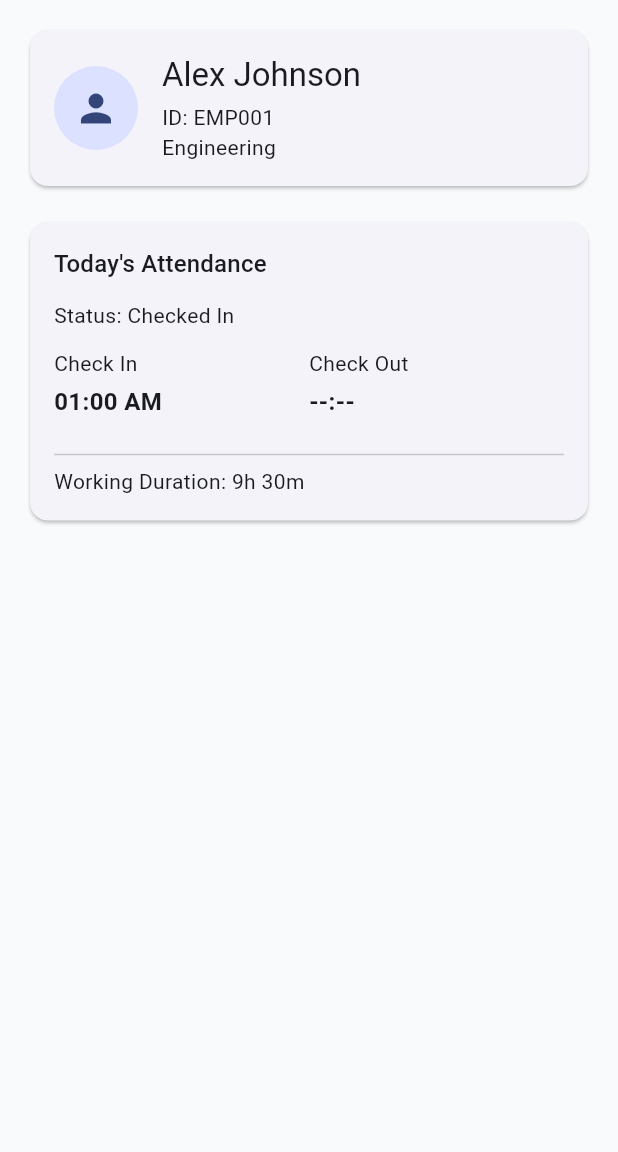
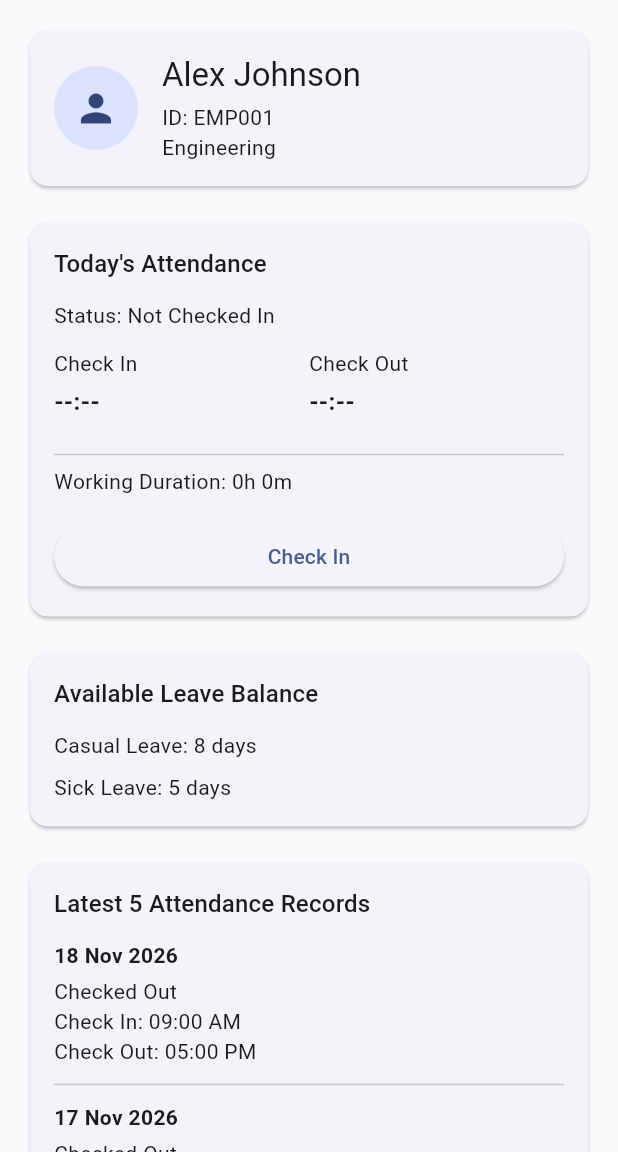
Before and after one commit to Safalks11/rebs-hrms-flutter-assignment, a Flutter app: the screen it shows after launch, on a phone screen of 412 x 824 dp, the part 84-1236 px from its top. Run offline on Flutter 3.47's test engine with Material 3 defaults, Android fonts, the phone set to English and light mode, and no system bars; our stand-ins replace get.

Commit message:
add dashboard attendance actions, leave balance, and recent records

```diff
--- /dev/null
+++ b/lib/core/helper/attendance_formatters.dart
@@ -0,0 +1,29 @@
+import 'package:intl/intl.dart';
+import 'package:rebs_hrms_assignment/features/attendance/models/attendance_model.dart';
+
+class AttendanceFormatters {
+  AttendanceFormatters._();
+
+  static String formatDate(DateTime date) =>
+      DateFormat('d MMM yyyy').format(date);
+
+  static String formatTime(DateTime? time) =>
+      time == null ? '--:--' : DateFormat('hh:mm a').format(time);
+
+  static String formatDuration(Duration duration) {
+    final hours = duration.inHours;
+    final minutes = duration.inMinutes.remainder(60);
+    return '${hours}h ${minutes}m';
+  }
+
+  static String statusText(AttendanceStatus status) {
+    switch (status) {
+      case AttendanceStatus.notCheckedIn:
+        return 'Not Checked In';
+      case AttendanceStatus.checkedIn:
+        return 'Checked In';
+      case AttendanceStatus.checkedOut:
+        return 'Checked Out';
+    }
+  }
+}
--- a/lib/features/attendance/models/attendance_model.dart
+++ b/lib/features/attendance/models/attendance_model.dart
@@ -23,11 +23,14 @@ class AttendanceModel {
     return AttendanceStatus.notCheckedIn;
   }
 
-  Duration get workingDuration {
+  Duration get workingDuration => workingDurationAt(DateTime.now());
+
+  Duration workingDurationAt(DateTime now) {
     if (checkInTime == null) {
       return Duration.zero;
     }
 
-    return (checkOutTime ?? DateTime.now()).difference(checkInTime!);
+    final duration = (checkOutTime ?? now).difference(checkInTime!);
+    return duration.isNegative ? Duration.zero : duration;
   }
 }
--- a/lib/features/dashboard/controllers/dashboard_controller.dart
+++ b/lib/features/dashboard/controllers/dashboard_controller.dart
@@ -11,7 +11,11 @@ class DashboardController extends GetxController {
     department: 'Engineering',
   );
 
+  final int casualLeaveBalance = 8;
+  final int sickLeaveBalance = 5;
+
   late final Rx<AttendanceModel> attendance;
+  late final List<AttendanceModel> _demoHistory;
   final Rx<DateTime> currentTime = DateTime.now().obs;
   Timer? _timer;
 
@@ -21,10 +25,16 @@ class DashboardController extends GetxController {
 
     final now = DateTime.now();
 
-    attendance = AttendanceModel(
-      date: DateTime(now.year, now.month, now.day),
-      checkInTime: DateTime(now.year, now.month, now.day, 1),
-    ).obs;
+    attendance = AttendanceModel(date: DateTime(now.year, now.month, now.day))
+        .obs;
+    _demoHistory = List.generate(5, (index) {
+      final date = DateTime(now.year, now.month, now.day - index - 1);
+      return AttendanceModel(
+        date: date,
+        checkInTime: DateTime(date.year, date.month, date.day, 9),
+        checkOutTime: DateTime(date.year, date.month, date.day, 17),
+      );
+    });
 
     _timer = Timer.periodic(
       Duration(seconds: 10),
@@ -32,19 +42,44 @@ class DashboardController extends GetxController {
     );
   }
 
-  Duration get getWorkingDuration {
-    final now = currentTime.value;
-    final record = attendance.value;
+  List<AttendanceModel> get recentAttendanceRecords => [
+    if (attendance.value.status != AttendanceStatus.notCheckedIn)
+      attendance.value,
+    ..._demoHistory,
+  ].take(5).toList();
 
-    if (record.checkInTime == null) {
-      return Duration.zero;
+  Duration get getWorkingDuration =>
+      attendance.value.workingDurationAt(currentTime.value);
+
+  void checkIn() {
+    if (attendance.value.status != AttendanceStatus.notCheckedIn) {
+      return;
     }
 
-    final duration = (record.checkOutTime ?? now).difference(
-      record.checkInTime!,
+    final now = DateTime.now();
+
+    currentTime.value = now;
+
+    attendance.value = AttendanceModel(
+      date: DateTime(now.year, now.month, now.day),
+      checkInTime: now,
     );
+  }
 
-    return duration.isNegative ? Duration.zero : duration;
+  void checkOut() {
+    if (attendance.value.status != AttendanceStatus.checkedIn) {
+      return;
+    }
+
+    final now = DateTime.now();
+
+    currentTime.value = now;
+
+    attendance.value = AttendanceModel(
+      date: attendance.value.date,
+      checkInTime: attendance.value.checkInTime,
+      checkOutTime: now,
+    );
   }
 
   @override
--- a/lib/features/dashboard/views/dashboard_view.dart
+++ b/lib/features/dashboard/views/dashboard_view.dart
@@ -3,6 +3,8 @@ import 'package:get/get.dart';
 import 'package:rebs_hrms_assignment/features/dashboard/controllers/dashboard_controller.dart';
 import 'package:rebs_hrms_assignment/features/dashboard/widgets/attendance_card.dart';
 import 'package:rebs_hrms_assignment/features/dashboard/widgets/employee_card.dart';
+import 'package:rebs_hrms_assignment/features/dashboard/widgets/leave_balance_card.dart';
+import 'package:rebs_hrms_assignment/features/dashboard/widgets/recent_attendance_card.dart';
 
 class DashboardScreen extends GetView<DashboardController> {
   const DashboardScreen({super.key});
@@ -11,7 +13,7 @@ class DashboardScreen extends GetView<DashboardController> {
   Widget build(BuildContext context) {
     return Scaffold(
       appBar: AppBar(title: Text('Dashboard')),
-      body: Padding(
+      body: SingleChildScrollView(
         padding: const EdgeInsets.all(16),
         child: Column(
           crossAxisAlignment: CrossAxisAlignment.stretch,
@@ -22,6 +24,19 @@ class DashboardScreen extends GetView<DashboardController> {
               () => AttendanceCard(
                 attendance: controller.attendance.value,
                 duration: controller.getWorkingDuration,
+                onCheckIn: controller.checkIn,
+                onCheckOut: controller.checkOut,
+              ),
+            ),
+            const SizedBox(height: 16),
+            LeaveBalanceCard(
+              casualDays: controller.casualLeaveBalance,
+              sickDays: controller.sickLeaveBalance,
+            ),
+            const SizedBox(height: 16),
+            Obx(
+              () => RecentAttendanceCard(
+                records: controller.recentAttendanceRecords,
               ),
             ),
           ],
--- a/lib/features/dashboard/widgets/attendance_card.dart
+++ b/lib/features/dashboard/widgets/attendance_card.dart
@@ -1,35 +1,20 @@
 import 'package:flutter/material.dart';
-import 'package:intl/intl.dart';
+import 'package:rebs_hrms_assignment/core/helper/attendance_formatters.dart';
 import 'package:rebs_hrms_assignment/features/attendance/models/attendance_model.dart';
 
 class AttendanceCard extends StatelessWidget {
   final AttendanceModel attendance;
   final Duration? duration;
+  final VoidCallback onCheckIn;
+  final VoidCallback onCheckOut;
 
-  const AttendanceCard({super.key, required this.attendance, this.duration});
-
-  String formatTime(DateTime? time) {
-    if (time == null) return '--:--';
-    return DateFormat('hh:mm a').format(time);
-  }
-
-  String formatDuration(Duration duration) {
-    final hours = duration.inHours;
-    final minutes = duration.inMinutes.remainder(60);
-
-    return '${hours}h ${minutes}m';
-  }
-
-  String getStatusText(AttendanceStatus status) {
-    switch (status) {
-      case AttendanceStatus.notCheckedIn:
-        return 'Not Checked In';
-      case AttendanceStatus.checkedIn:
-        return 'Checked In';
-      case AttendanceStatus.checkedOut:
-        return 'Checked Out';
-    }
-  }
+  const AttendanceCard({
+    super.key,
+    required this.attendance,
+    this.duration,
+    required this.onCheckIn,
+    required this.onCheckOut,
+  });
 
   @override
   Widget build(BuildContext context) {
@@ -45,7 +30,9 @@ class AttendanceCard extends StatelessWidget {
             ),
             const SizedBox(height: 12),
 
-            Text('Status: ${getStatusText(attendance.status)}'),
+            Text(
+              'Status: ${AttendanceFormatters.statusText(attendance.status)}',
+            ),
             const SizedBox(height: 12),
 
             Row(
@@ -53,13 +40,13 @@ class AttendanceCard extends StatelessWidget {
                 Expanded(
                   child: _buildTimeInfo(
                     'Check In',
-                    formatTime(attendance.checkInTime),
+                    AttendanceFormatters.formatTime(attendance.checkInTime),
                   ),
                 ),
                 Expanded(
                   child: _buildTimeInfo(
                     'Check Out',
-                    formatTime(attendance.checkOutTime),
+                    AttendanceFormatters.formatTime(attendance.checkOutTime),
                   ),
                 ),
               ],
@@ -70,8 +57,35 @@ class AttendanceCard extends StatelessWidget {
 
             Text(
               'Working Duration: '
-              '${formatDuration(duration ?? attendance.workingDuration)}',
+              '${AttendanceFormatters.formatDuration(duration ?? attendance.workingDuration)}',
             ),
+
+            const SizedBox(height: 16),
+
+            if (attendance.status == AttendanceStatus.notCheckedIn)
+              SizedBox(
+                width: double.infinity,
+                child: ElevatedButton(
+                  onPressed: onCheckIn,
+                  child: const Text('Check In'),
+                ),
+              )
+            else if (attendance.status == AttendanceStatus.checkedIn)
+              SizedBox(
+                width: double.infinity,
+                child: ElevatedButton(
+                  onPressed: onCheckOut,
+                  child: const Text('Check Out'),
+                ),
+              )
+            else
+              const SizedBox(
+                width: double.infinity,
+                child: OutlinedButton(
+                  onPressed: null,
+                  child: Text('Checked Out'),
+                ),
+              ),
           ],
         ),
       ),
--- /dev/null
+++ b/lib/features/dashboard/widgets/leave_balance_card.dart
@@ -0,0 +1,33 @@
+import 'package:flutter/material.dart';
+
+class LeaveBalanceCard extends StatelessWidget {
+  final int casualDays;
+  final int sickDays;
+
+  const LeaveBalanceCard({
+    super.key,
+    required this.casualDays,
+    required this.sickDays,
+  });
+
+  @override
+  Widget build(BuildContext context) {
+    final textTheme = Theme.of(context).textTheme;
+
+    return Card(
+      child: Padding(
+        padding: const EdgeInsets.all(16),
+        child: Column(
+          crossAxisAlignment: CrossAxisAlignment.start,
+          children: [
+            Text('Available Leave Balance', style: textTheme.titleMedium),
+            const SizedBox(height: 12),
+            Text('Casual Leave: $casualDays days'),
+            const SizedBox(height: 8),
+            Text('Sick Leave: $sickDays days'),
+          ],
+        ),
+      ),
+    );
+  }
+}
--- /dev/null
+++ b/lib/features/dashboard/widgets/recent_attendance_card.dart
@@ -0,0 +1,44 @@
+import 'package:flutter/material.dart';
+import 'package:rebs_hrms_assignment/core/helper/attendance_formatters.dart';
+import 'package:rebs_hrms_assignment/features/attendance/models/attendance_model.dart';
+
+class RecentAttendanceCard extends StatelessWidget {
+  final List<AttendanceModel> records;
+
+  const RecentAttendanceCard({super.key, required this.records});
+
+  @override
+  Widget build(BuildContext context) {
+    return Card(
+      child: Padding(
+        padding: const EdgeInsets.all(16),
+        child: Column(
+          crossAxisAlignment: CrossAxisAlignment.start,
+          children: [
+            Text(
+              'Latest 5 Attendance Records',
+              style: Theme.of(context).textTheme.titleMedium,
+            ),
+            const SizedBox(height: 12),
+            if (records.isEmpty) const Text('No attendance records yet.'),
+            for (var index = 0; index < records.length; index++) ...[
+              if (index > 0) const Divider(height: 24),
+              Text(
+                AttendanceFormatters.formatDate(records[index].date),
+                style: const TextStyle(fontWeight: FontWeight.bold),
+              ),
+              const SizedBox(height: 4),
+              Text(AttendanceFormatters.statusText(records[index].status)),
+              Text(
+                'Check In: ${AttendanceFormatters.formatTime(records[index].checkInTime)}',
+              ),
+              Text(
+                'Check Out: ${AttendanceFormatters.formatTime(records[index].checkOutTime)}',
+              ),
+            ],
+          ],
+        ),
+      ),
+    );
+  }
+}
```
